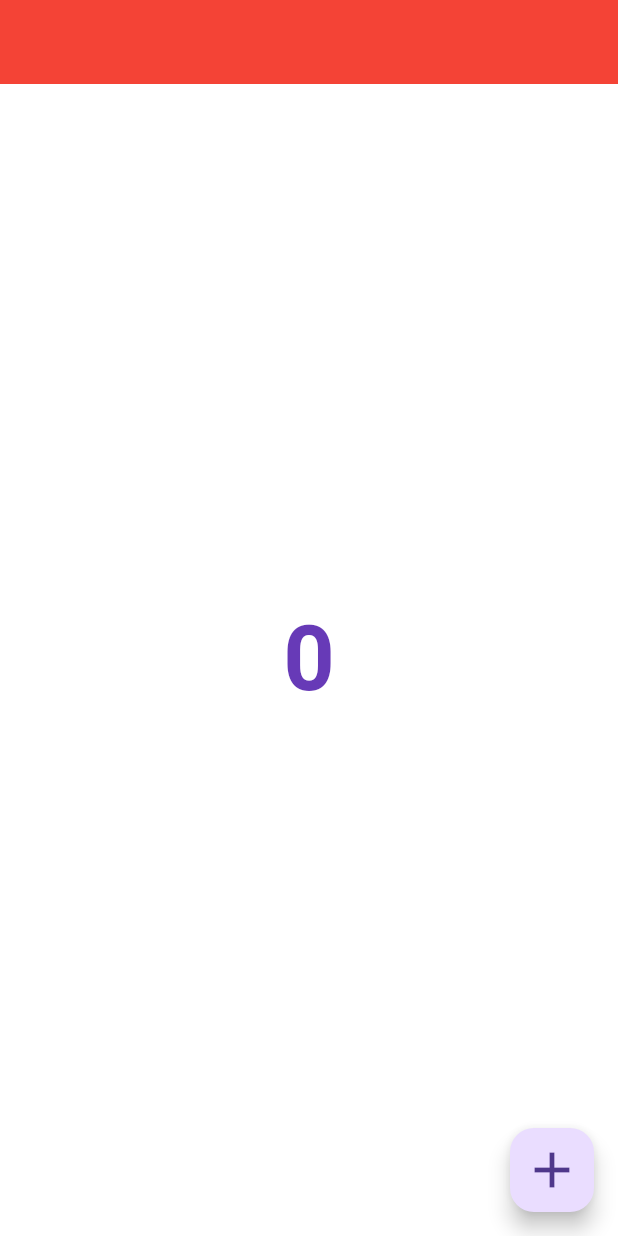
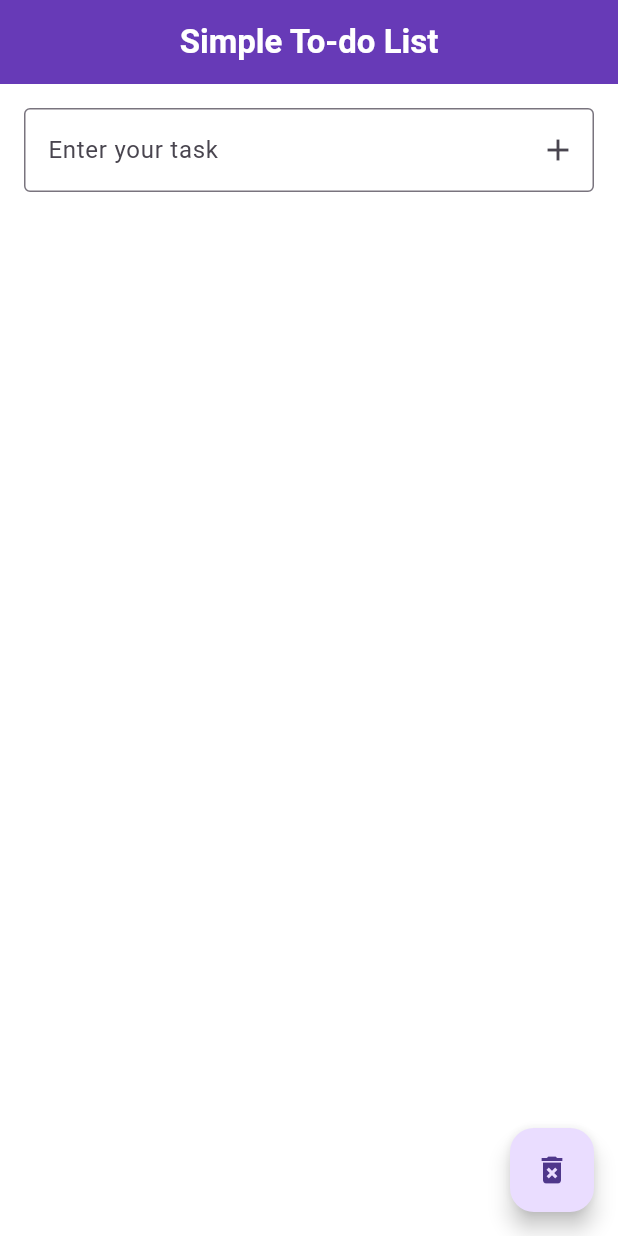
Before and after one commit to taufiqurSabbir/ostad_flutter_09, a Flutter app: the screen it shows after launch, on a phone screen of 412 x 824 dp. Run offline on Flutter 3.47's test engine with Material 3 defaults, Android fonts, the phone set to English and light mode, and no system bars.

Commit message:
simple to do app

```diff
--- a/lib/Home.dart
+++ b/lib/Home.dart
@@ -8,26 +8,79 @@ class Home extends StatefulWidget {
 }
 
 class _HomeState extends State<Home> {
-  int _count = 0;
+  List<String> _task = [];
+  TextEditingController _taskController = TextEditingController();
 
-  incrementCountrt(){
-    setState(() {
-      _count++; // _count = _count+1
-    });
-
-
-    print(_count);
+  _addTask() {
+    if (_taskController.text.isNotEmpty) {
+      setState(() {
+        _task.add(_taskController.text);
+        _taskController.clear();
+      });
+    }
   }
 
+  _removeTask(int index) {
+    setState(() {
+      _task.removeAt(index);
+    });
+  }
+
+  _removeAll() {
+    setState(() {
+      _task.clear();
+    });
+  }
 
   @override
   Widget build(BuildContext context) {
     return Scaffold(
-      appBar: AppBar(),
-      body: Center(
-        child: Text(_count.toString(),style: TextStyle(fontSize: 60,fontWeight: FontWeight.bold,color:Colors.deepPurple),),
+      appBar: AppBar(
+        backgroundColor: Colors.deepPurple,
+        title: Text(
+          "Simple To-do List",
+          style: TextStyle(color: Colors.white, fontWeight: FontWeight.bold),
+        ),
       ),
-      floatingActionButton: FloatingActionButton(onPressed: incrementCountrt,child: Icon(Icons.add,size: 40,),),
+      body: Padding(
+        padding: const EdgeInsets.all(16.0),
+        child: Column(
+          children: [
+            TextField(
+              controller: _taskController,
+              decoration: InputDecoration(
+                hintText: "Enter your task",
+                border: OutlineInputBorder(),
+                suffixIcon: IconButton(
+                  onPressed: _addTask,
+                  icon: Icon(Icons.add),
+                ),
+              ),
+            ),
+            SizedBox(height: 20),
+            Expanded(
+              child: ListView.builder(
+                itemCount: _task.length,
+                itemBuilder: (context, index) {
+                  return Card(
+                    child: ListTile(
+                      title: Text(_task[index]),
+                      trailing: IconButton(
+                        onPressed: () => _removeTask(index),
+                        icon: Icon(Icons.delete, color: Colors.red),
+                      ),
+                    ),
+                  );
+                },
+              ),
+            ),
+          ],
+        ),
+      ),
+      floatingActionButton: FloatingActionButton(
+        onPressed: _removeAll,
+        child: Icon(Icons.delete_forever),
+      ),
     );
   }
 }
```
